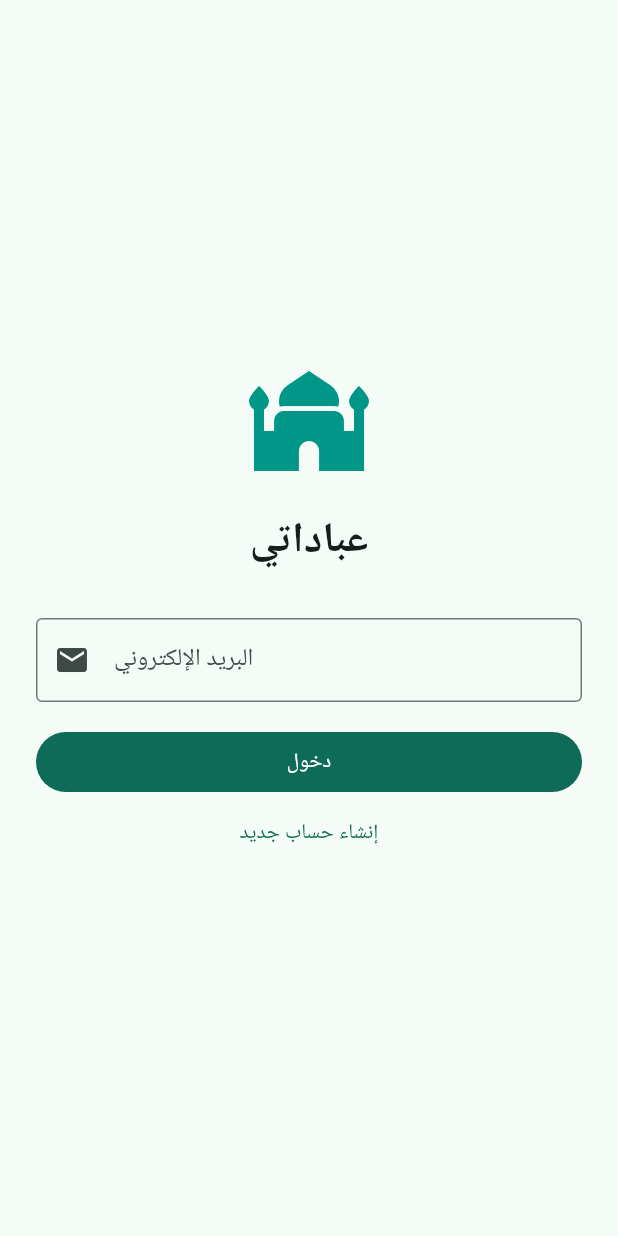
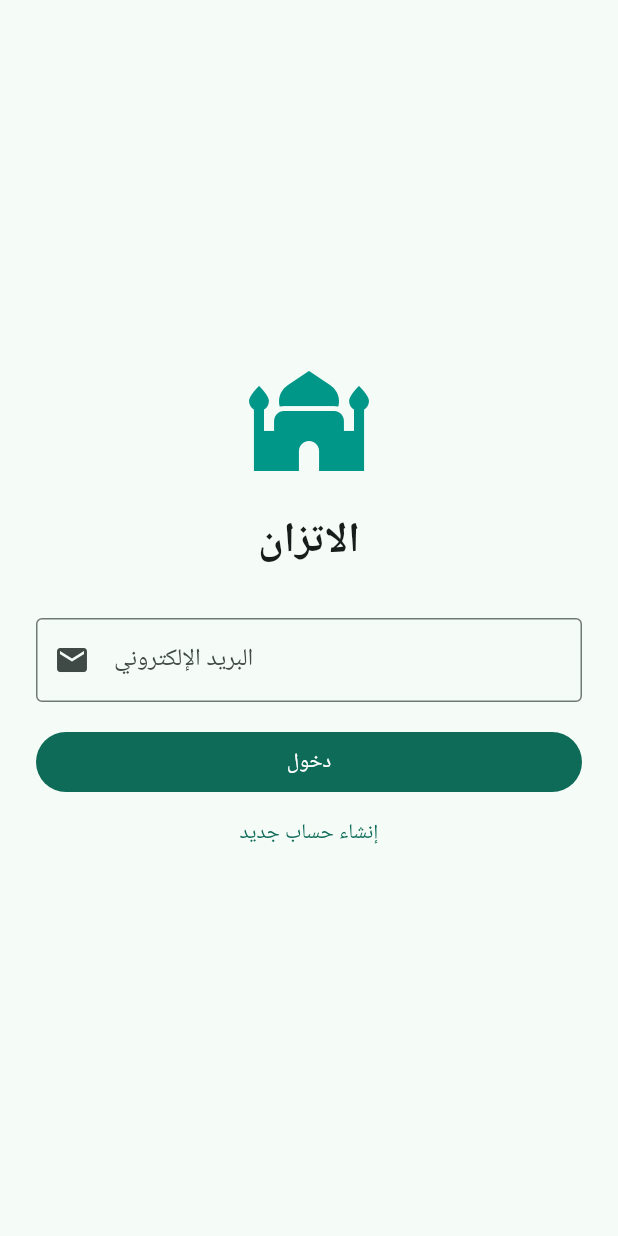
Before and after one commit to m5050p35-prog/my_worship, a Flutter app: the screen it shows after launch, on a phone screen of 412 x 824 dp. Run offline on Flutter 3.47's test engine with Material 3 defaults, Android fonts, the phone set to English and light mode, and no system bars; our stand-ins replace flutter_local_notifications, flutter_timezone, shared_preferences, supabase_flutter, timezone; accounts and stored records are empty.

Commit message:
Rename app to الاتزان + bump version to 1.1.0 + stable signing

```diff
--- a/lib/l10n/app_localizations.dart
+++ b/lib/l10n/app_localizations.dart
@@ -5,7 +5,7 @@ class AppLocalizations {
   AppLocalizations(this.locale);
 
   static AppLocalizations of(BuildContext c) =>
-    Localizations.of<AppLocalizations>(c, AppLocalizations)!;
+      Localizations.of<AppLocalizations>(c, AppLocalizations)!;
 
   static const supportedLocales = [Locale('ar'), Locale('en')];
   static const localizationsDelegates = <LocalizationsDelegate<dynamic>>[
@@ -19,7 +19,7 @@ class AppLocalizations {
   String t(String key) => (isAr ? _ar : _en)[key] ?? key;
 
   static const _ar = {
-    'app_name': 'عباداتي',
+    'app_name': 'الاتزان',
     'login': 'تسجيل الدخول',
     'signup': 'إنشاء حساب',
     'email': 'البريد الإلكتروني',
@@ -31,6 +31,7 @@ class AppLocalizations {
     'gmail_only': 'يُقبل فقط بريد @gmail.com',
     'prayer': 'صلاتك',
     'sections': 'الأقسام',
+    'lessons': 'الدروس',
     'workout': 'التمارين',
     'fasting': 'الصوم',
     'settings': 'الإعدادات',
@@ -69,7 +70,7 @@ class AppLocalizations {
   };
 
   static const _en = {
-    'app_name': 'MyWorship',
+    'app_name': 'Al-Etizan',
     'login': 'Login',
     'signup': 'Sign Up',
     'email': 'Email',
@@ -81,6 +82,7 @@ class AppLocalizations {
     'gmail_only': 'Only @gmail.com is accepted',
     'prayer': 'Prayer',
     'sections': 'Sections',
+    'lessons': 'Lessons',
     'workout': 'Workout',
     'fasting': 'Fasting',
     'settings': 'Settings',
--- a/lib/main.dart
+++ b/lib/main.dart
@@ -57,7 +57,7 @@ class App extends StatelessWidget {
       ],
       child: Consumer<SettingsProvider>(
         builder: (_, s, __) => MaterialApp(
-          title: 'MyWorship',
+          title: 'الاتزان',
           debugShowCheckedModeBanner: false,
           theme: AppTheme.light(),
           darkTheme: AppTheme.dark(),
@@ -93,9 +93,6 @@ class _SplashGateState extends State<SplashGate> {
     _tryAutoLogin();
   }
 
-  // ═══════════════════════════════════════════════════════════════
-  //  تسجيل دخول تلقائي
-  // ═══════════════════════════════════════════════════════════════
   Future<void> _tryAutoLogin() async {
     try {
       final email = await Storage.loadSession();
@@ -104,7 +101,6 @@ class _SplashGateState extends State<SplashGate> {
         return;
       }
 
-      // 1) من التخزين المحلي أولاً (سريع)
       final local = await Storage.loadUser(email);
       if (local != null) {
         if (mounted) {
@@ -117,7 +113,6 @@ class _SplashGateState extends State<SplashGate> {
         return;
       }
 
-      // 2) من السحابة
       try {
         final cloud = await SupabaseService.loadUser(email);
         if (cloud != null) {
@@ -132,7 +127,6 @@ class _SplashGateState extends State<SplashGate> {
         }
       } catch (_) {}
 
-      // فشل كل شيء — امسح الجلسة
       await Storage.clearSession();
       if (mounted) setState(() => _loading = false);
     } catch (e) {
@@ -151,9 +145,6 @@ class _SplashGateState extends State<SplashGate> {
     } catch (_) {}
   }
 
-  // ═══════════════════════════════════════════════════════════════
-  //  تسجيل الدخول اليدوي
-  // ═══════════════════════════════════════════════════════════════
   Future<String?> _onSubmit(String email) async {
     try {
       final u = await SupabaseService.loadUser(email);
```
Also changed, not shown: 2 other files.
